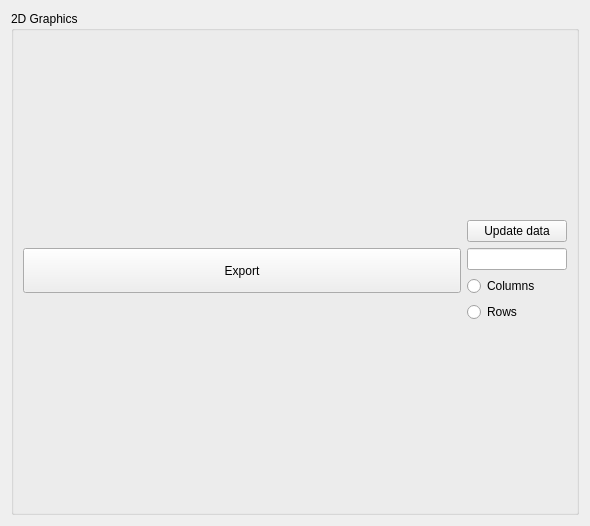
This is form.ui in zuban/VisualizationQt as Qt 5 draws it before an edit. The edited form follows.
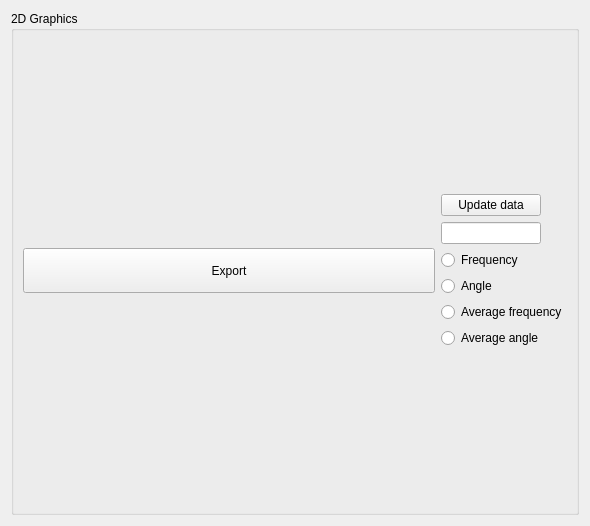
This is the edited form.

The edit to the form file:
```diff
--- a/form.ui
+++ b/form.ui
@@ -73,7 +73,7 @@
              </size>
             </property>
             <property name="text">
-             <string>Columns</string>
+             <string>Frequency</string>
             </property>
            </widget>
           </item>
@@ -86,7 +86,21 @@
              </size>
             </property>
             <property name="text">
-             <string>Rows</string>
+             <string>Angle</string>
+            </property>
+           </widget>
+          </item>
+          <item>
+           <widget class="QRadioButton" name="average_freq_radioButton">
+            <property name="text">
+             <string>Average frequency</string>
+            </property>
+           </widget>
+          </item>
+          <item>
+           <widget class="QRadioButton" name="average_angle_radioButton">
+            <property name="text">
+             <string>Average angle</string>
             </property>
            </widget>
           </item>
```
